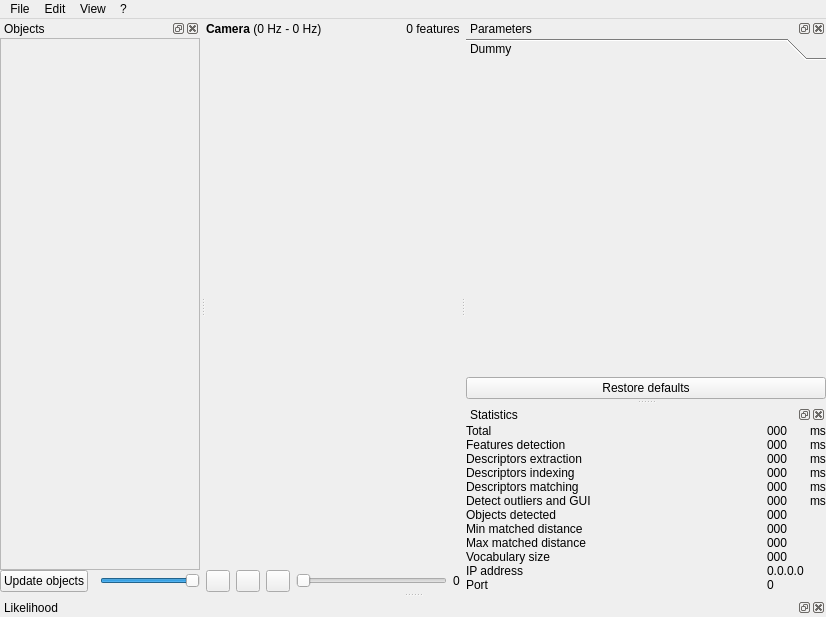
The window that src/ui/mainWindow.ui (introlab/find-object) describes before a commit, drawn with Qt 5.
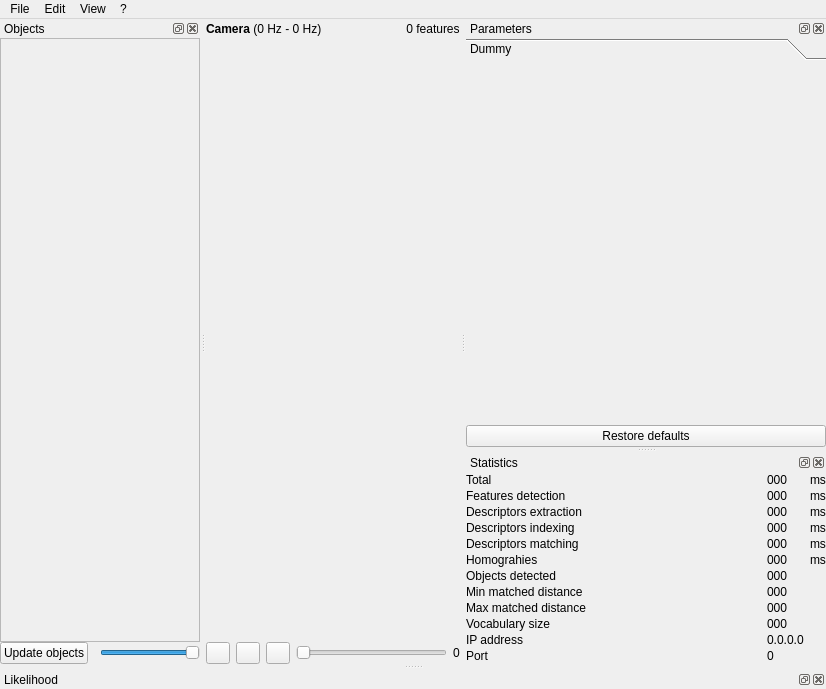
The same window after the commit. Icons and pictures are not drawn. Custom widgets are drawn as their Qt base class.

Commit message: refactored vocabulary matrix copy

What changed in the file:
```diff
--- a/src/ui/mainWindow.ui
+++ b/src/ui/mainWindow.ui
@@ -7,7 +7,7 @@
     <x>0</x>
     <y>0</y>
     <width>826</width>
-    <height>572</height>
+    <height>689</height>
    </rect>
   </property>
   <property name="windowTitle">
@@ -346,7 +346,7 @@
           <x>0</x>
           <y>0</y>
           <width>198</width>
-          <height>442</height>
+          <height>559</height>
          </rect>
         </property>
         <layout class="QVBoxLayout" name="verticalLayout_objects">
@@ -529,7 +529,7 @@
        <item row="5" column="0">
         <widget class="QLabel" name="label_11">
          <property name="text">
-          <string>Detect outliers and GUI</string>
+          <string>Homograhies</string>
          </property>
         </widget>
        </item>
```
The commit also changes 2 other files.
